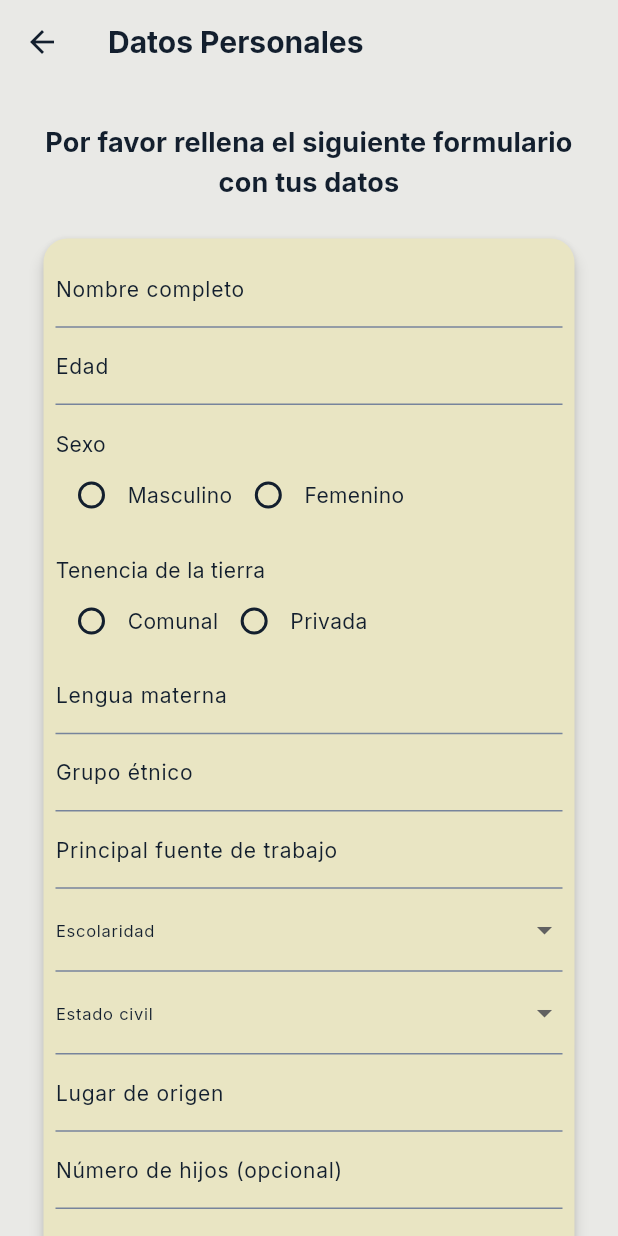
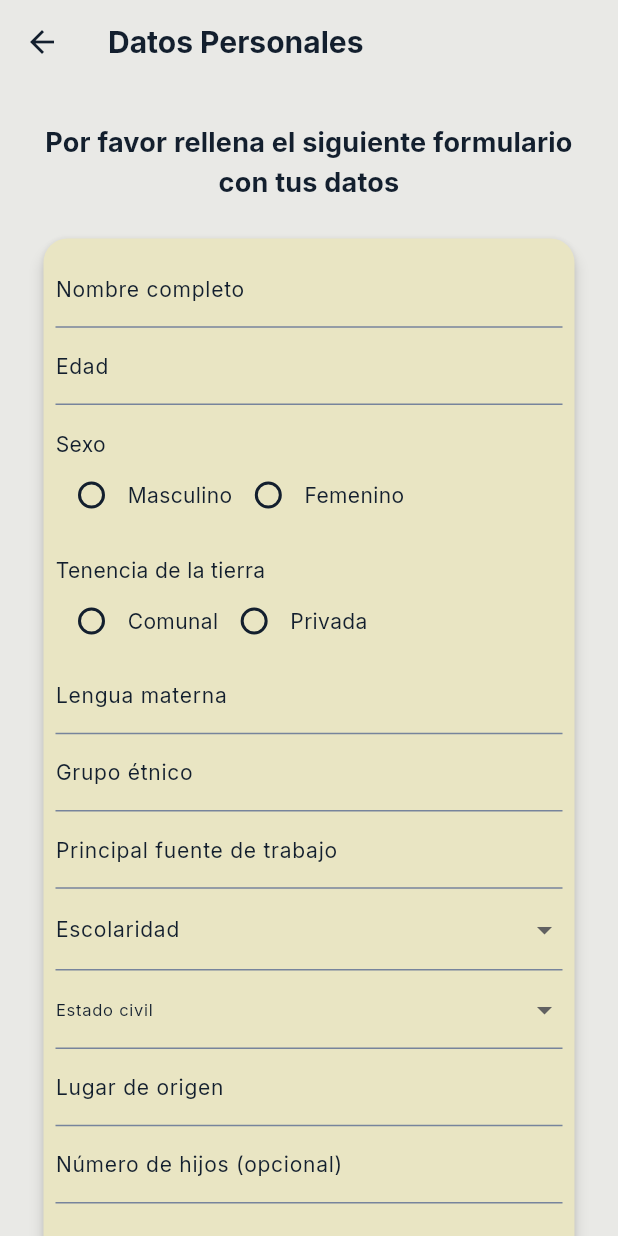
Before and after one commit to albertholto0/Encuesta-tarantula-aplicacion, a Flutter app: the screen it shows after launch, after a tap on "Iniciar cuestionario", on a phone screen of 412 x 824 dp. Run offline on Flutter 3.47's test engine with Material 3 defaults, Android fonts, the phone set to English and light mode, and no system bars; our stand-ins replace google_fonts; network calls fail.

Commit message:
Se mejoró el diseño de la aplicación

```diff
--- a/lib/screens/form_body.dart
+++ b/lib/screens/form_body.dart
@@ -196,12 +196,16 @@ class _FormBodyScreenState extends State<FormBodyScreen> {
                           ),
                         ),
                         DropdownButtonFormField<String>(
+                          style: TextStyle(
+                            fontSize: 14,
+                            fontStyle: FontStyle.normal,
+                          ),
                           value: _formulario.escolaridad.isNotEmpty
                               ? _formulario.escolaridad
                               : null,
                           decoration: InputDecoration(
                             labelText: 'Escolaridad',
-                            labelStyle: TextStyle(fontSize: 11),
+                            labelStyle: TextStyle(fontSize: 14),
                           ),
                           items: _escolaridades
                               .map(
@@ -219,6 +223,10 @@ class _FormBodyScreenState extends State<FormBodyScreen> {
                               : null,
                         ),
                         DropdownButtonFormField<String>(
+                          style: TextStyle(
+                            fontSize: 14,
+                            fontStyle: FontStyle.normal,
+                          ),
                           value: _formulario.estadoCivil.isNotEmpty
                               ? _formulario.estadoCivil
                               : null,
--- a/lib/screens/home_screen.dart
+++ b/lib/screens/home_screen.dart
@@ -43,26 +43,27 @@ class _HomeScreenState extends State<HomeScreen> {
                     children: [
                       Text(
                         'Cuestionario para la conservación',
-                        style: Theme.of(context).textTheme.headlineSmall
-                            ?.copyWith(
-                              fontWeight: FontWeight.bold,
-                              color: Theme.of(context).colorScheme.primary,
-                            ),
-                        textAlign: TextAlign.center,
+                        style: GoogleFonts.poppins(
+                          fontSize: 22,
+                          fontWeight: FontWeight.bold,
+                          color: Theme.of(context).colorScheme.primary,
+                        ),
+                        textAlign: TextAlign.start,
                       ),
+                      SizedBox(height: 10),
                       Text(
-                        'Tarántula mexicana (Tliltocatl schroederi)',
+                        'Tarántula mexicana    (Tliltocatl schroederi)',
                         style: GoogleFonts.ptSerif(
                           textStyle: Theme.of(context).textTheme.titleLarge,
                           fontStyle: FontStyle.italic,
                         ),
-                        textAlign: TextAlign.center,
+                        textAlign: TextAlign.start,
                       ),
                       SizedBox(height: 16),
                       Text(
                         'Ayúdanos a conocer más sobre esta especie y su conservación',
                         style: Theme.of(context).textTheme.bodyMedium,
-                        textAlign: TextAlign.center,
+                        textAlign: TextAlign.justify,
                       ),
                       SizedBox(height: 24),
                       ClipRRect(
```
Also changed, not shown: lib/configurations/app_theme.dart (+20 -16 lines).
